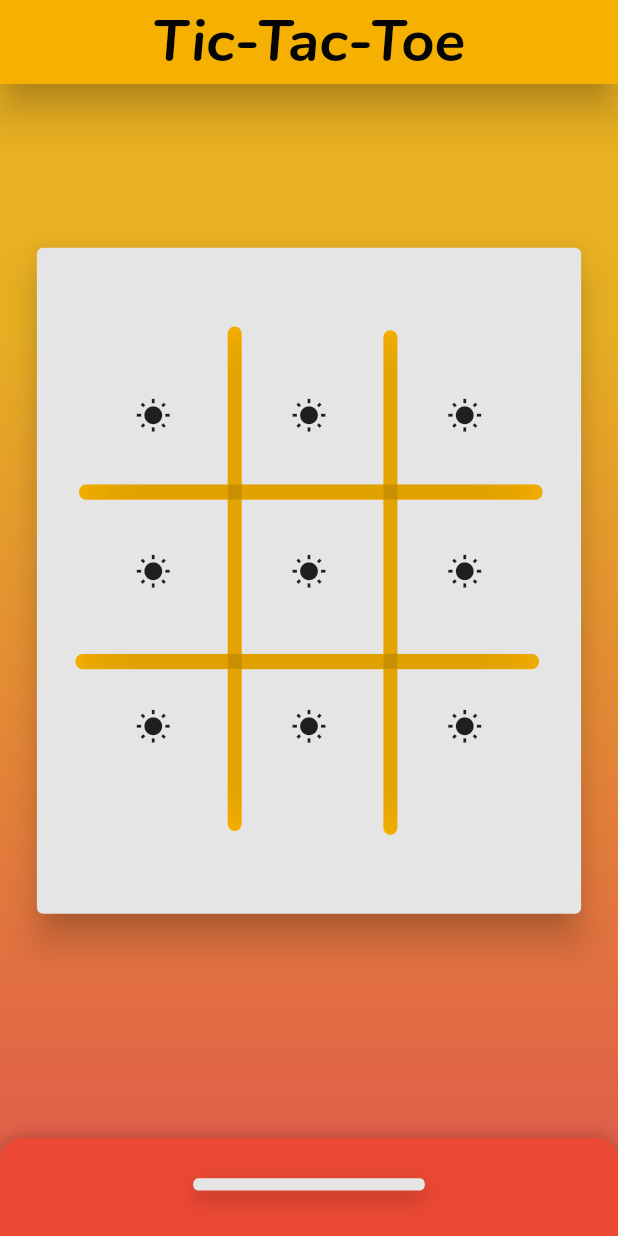
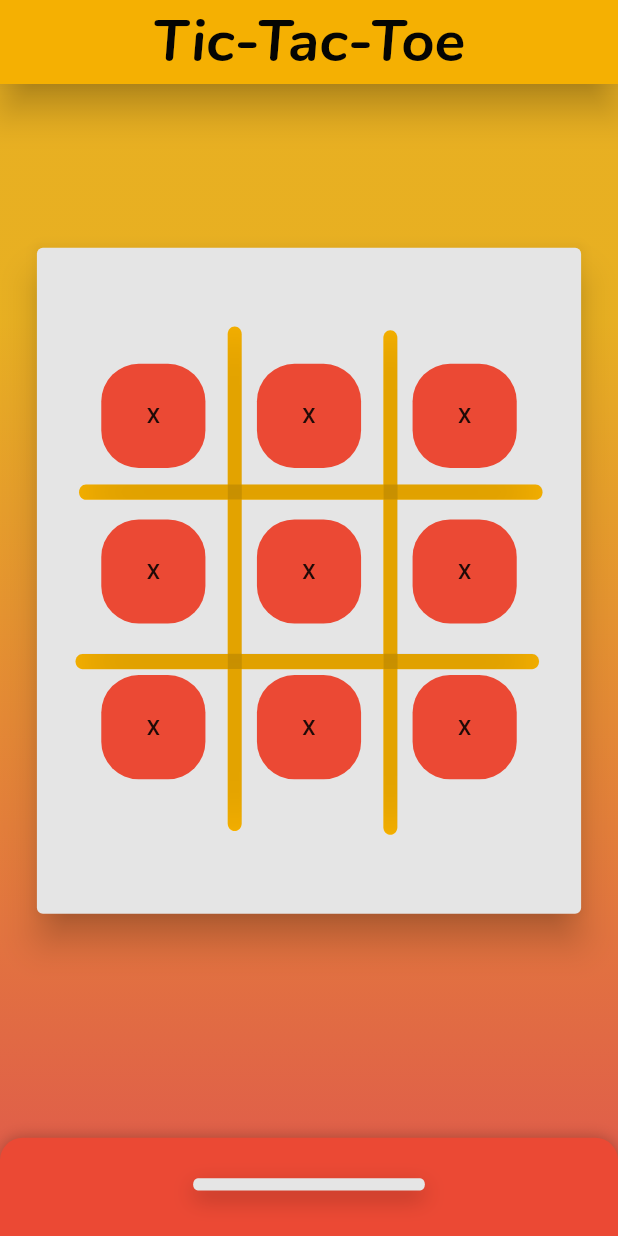
Before and after one commit to codenameakshay/tictactoe-flutter, a Flutter app: the screen it shows after launch, on a phone screen of 412 x 824 dp. Run offline on Flutter 3.47's test engine with Material 2 defaults, Android fonts, the phone set to English and light mode, and no system bars; drawn by our look-alikes of sliding_up_panel.

Commit message:
Added X,O function

```diff
--- a/lib/body.dart
+++ b/lib/body.dart
@@ -2,6 +2,7 @@ import 'package:flutter/material.dart';
 import 'package:flutter/services.dart';
 import './grid.dart';
 import './bg.dart';
+import './gamebutton.dart';
 
 class Body extends StatelessWidget {
   const Body({
@@ -56,15 +57,11 @@ class Body extends StatelessWidget {
                             9,
                             (index) {
                               return Container(
-                                padding: EdgeInsets.all(constraints.maxWidth/24),
-                                child: RaisedButton(shape: RoundedRectangleBorder(borderRadius: BorderRadius.circular(25)),
-                                splashColor: Color(0xffeb4934),
-                                  color: Color(0xffe5e5e5),
-                                  elevation: 0,
-                                  child: Icon(Icons.wb_sunny),
-                                  onPressed: () {
-                                    HapticFeedback.vibrate();
-                                  },
+                                padding:
+                                    EdgeInsets.all(constraints.maxWidth / 24),
+                                child: GameButton(
+                                  id: index + 1,
+                                  text: 'B$index',
                                 ),
                               );
                             },
--- /dev/null
+++ b/lib/gamebutton.dart
@@ -0,0 +1,52 @@
+import 'package:flutter/material.dart';
+import 'package:flutter/services.dart';
+
+class GameButton extends StatefulWidget {
+  final id;
+  String text;
+  Color bg;
+  bool enabled;
+  bool cross;
+
+  GameButton(
+      {this.id,
+      this.text = "",
+      this.bg = const Color(0xffe5e5e5),
+      this.enabled = true,
+      this.cross = true});
+
+  @override
+  _GameButtonState createState() => _GameButtonState();
+}
+
+class _GameButtonState extends State<GameButton> {
+  @override
+  Widget build(BuildContext context) {
+    return RaisedButton(
+      shape: RoundedRectangleBorder(borderRadius: BorderRadius.circular(25)),
+      color: widget.enabled
+          ? (widget.cross ? Color(0xffeb4934) : Color(0xffe3a410))
+          : widget.bg,
+      elevation: 0,
+      child: widget.enabled
+          ? (widget.cross ? Text('X') : Text('O'))
+          : Text(widget.text),
+      onPressed: () {
+        print(widget.id);
+        HapticFeedback.vibrate();
+        setState(() {
+          if (widget.enabled && widget.cross) {
+            widget.cross = false;
+          } else if (widget.enabled && !widget.cross) {
+            widget.enabled = false;
+          } else if (!widget.enabled && widget.cross) {
+            widget.enabled = true;
+          } else {
+            widget.enabled = true;
+            widget.cross = true;
+          }
+        });
+      },
+    );
+  }
+}
```
